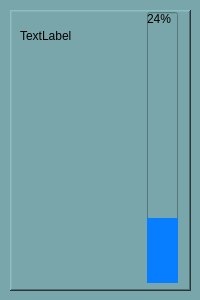
First picture: the form in ballastsmallunit.ui, repository MaksStalker1985/LevelApp, before the edit.
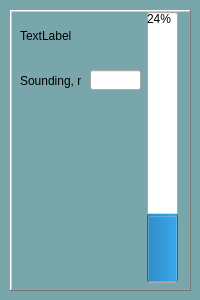
Second picture: the form after the edit.

Patch:
```diff
--- a/ballastsmallunit.ui
+++ b/ballastsmallunit.ui
@@ -26,7 +26,10 @@
    <string>Form</string>
   </property>
   <property name="styleSheet">
-   <string notr="true">background-color: rgb(121, 166, 170);</string>
+   <string notr="true">#BallastSmallUnit{background-color: rgb(121, 166, 170);}
+#progressBar::chunk{color: rgb(19, 145, 255);}
+#progressBar::text{alignment:center;}
+</string>
   </property>
   <widget class="QFrame" name="frame">
    <property name="geometry">
@@ -69,10 +72,7 @@
      </rect>
     </property>
     <property name="styleSheet">
-     <string notr="true">#progressBar::chunk{
-	background-color: rgb(6, 126, 255);
-
-}</string>
+     <string notr="true"/>
     </property>
     <property name="value">
      <number>24</number>
@@ -81,6 +81,29 @@
      <enum>Qt::Vertical</enum>
     </property>
    </widget>
+   <widget class="QLabel" name="label">
+    <property name="geometry">
+     <rect>
+      <x>10</x>
+      <y>60</y>
+      <width>61</width>
+      <height>21</height>
+     </rect>
+    </property>
+    <property name="text">
+     <string>Sounding, m:</string>
+    </property>
+   </widget>
+   <widget class="QLineEdit" name="lineEdit">
+    <property name="geometry">
+     <rect>
+      <x>80</x>
+      <y>60</y>
+      <width>51</width>
+      <height>20</height>
+     </rect>
+    </property>
+   </widget>
   </widget>
  </widget>
  <resources/>
```
